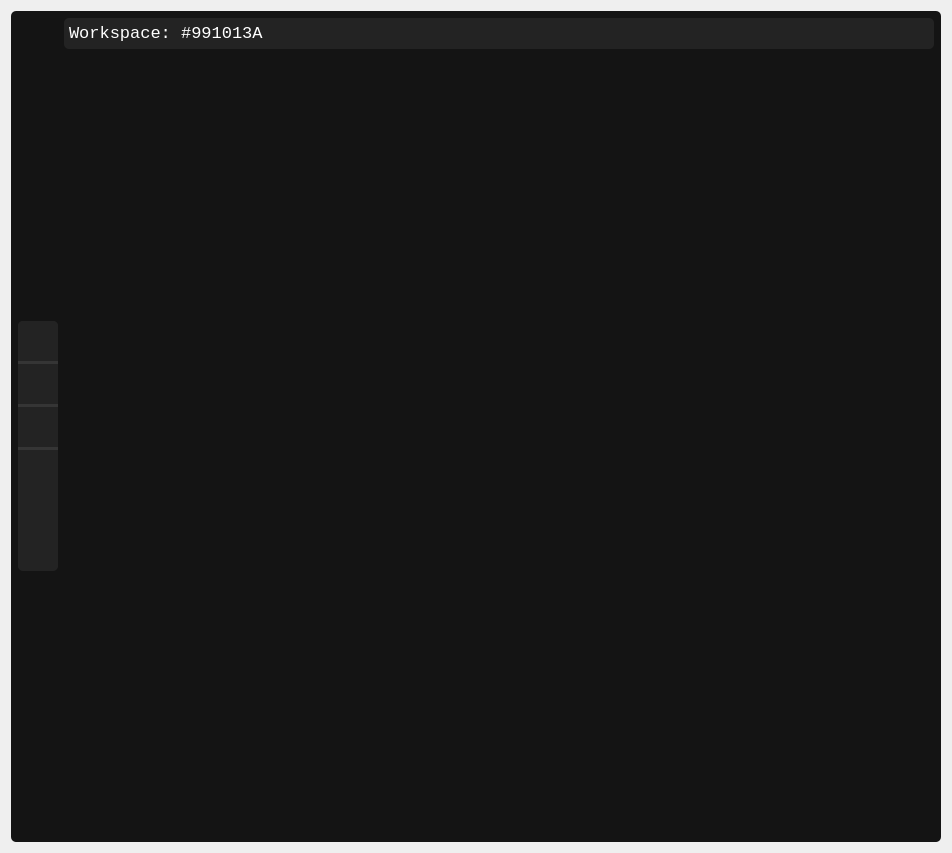
ligerr13/PE_Spectroradiometer, file src/ui/workspace_test.ui: the form before one commit.
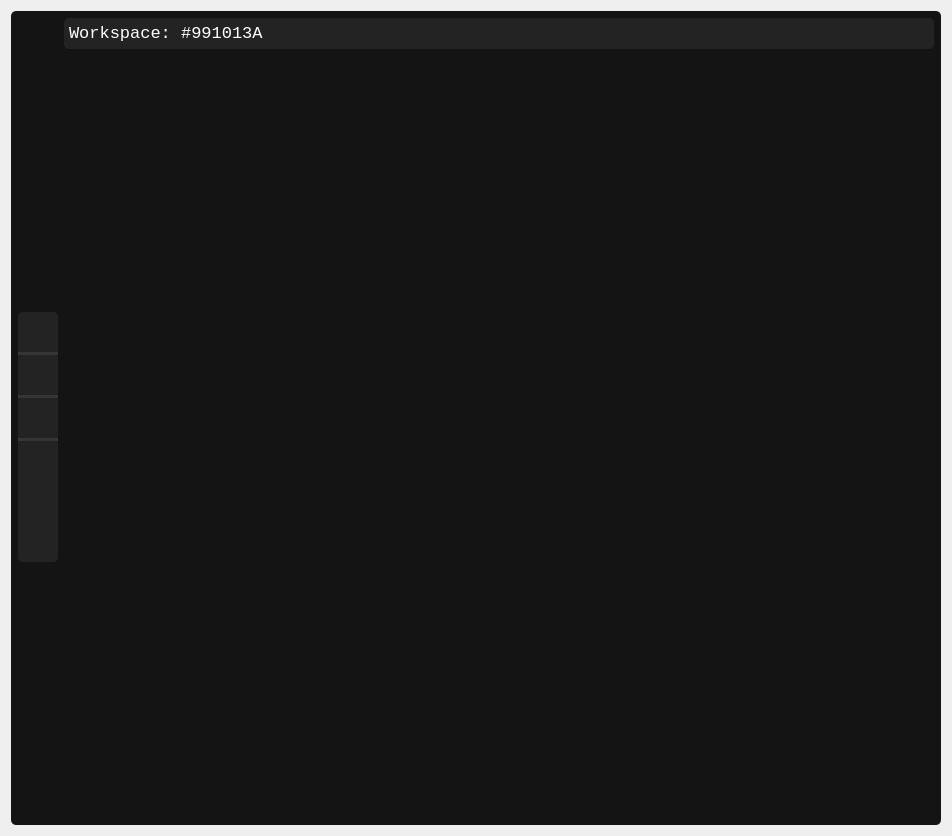
The form after the commit. Icons and pictures are not drawn.

Diff of the .ui file:
```diff
--- a/src/ui/workspace_test.ui
+++ b/src/ui/workspace_test.ui
@@ -7,7 +7,7 @@
     <x>0</x>
     <y>0</y>
     <width>952</width>
-    <height>853</height>
+    <height>836</height>
    </rect>
   </property>
   <property name="windowTitle">
```
